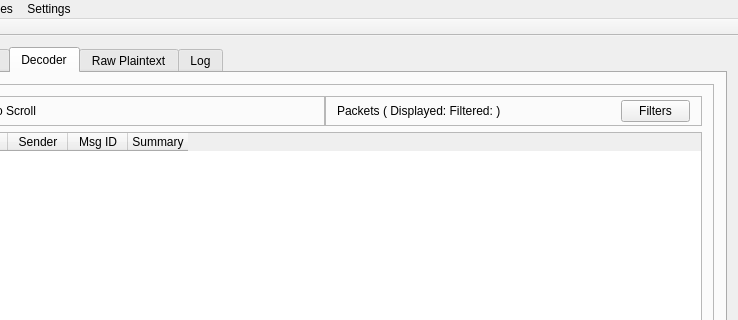
Above: exileSniffer/exileSniffer.ui from ncatlin/exileSniffer before the change; both pictures show x 89 to 827 and y 0 to 320 of the 827 by 673 pixel window. Below: the same form after it.
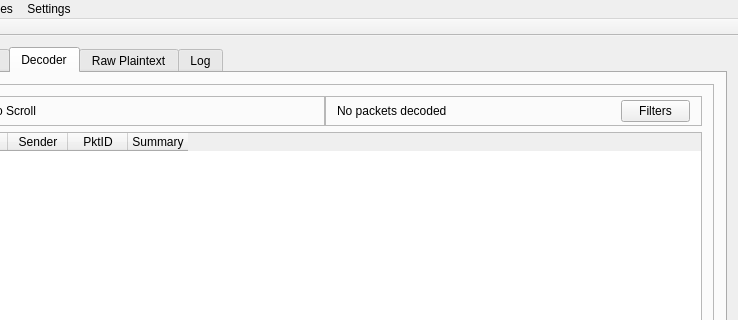
That is the form after the change.

Commit message: integration of login stream into decoder. skeleton context menu for decoded table.

What changed in the file:
```diff
--- a/exileSniffer/exileSniffer.ui
+++ b/exileSniffer/exileSniffer.ui
@@ -200,7 +200,7 @@
                 <item>
                  <widget class="QLabel" name="decodedDisplayedLabel">
                   <property name="text">
-                   <string>Packets ( Displayed: Filtered: )</string>
+                   <string>No packets decoded</string>
                   </property>
                  </widget>
                 </item>
@@ -279,7 +279,7 @@
               </column>
               <column>
                <property name="text">
-                <string>Msg ID</string>
+                <string>PktID</string>
                </property>
               </column>
               <column>
```
Left out of the diff: 22 changed lines with no effect on the pictures. The commit also changes 15 other files.
